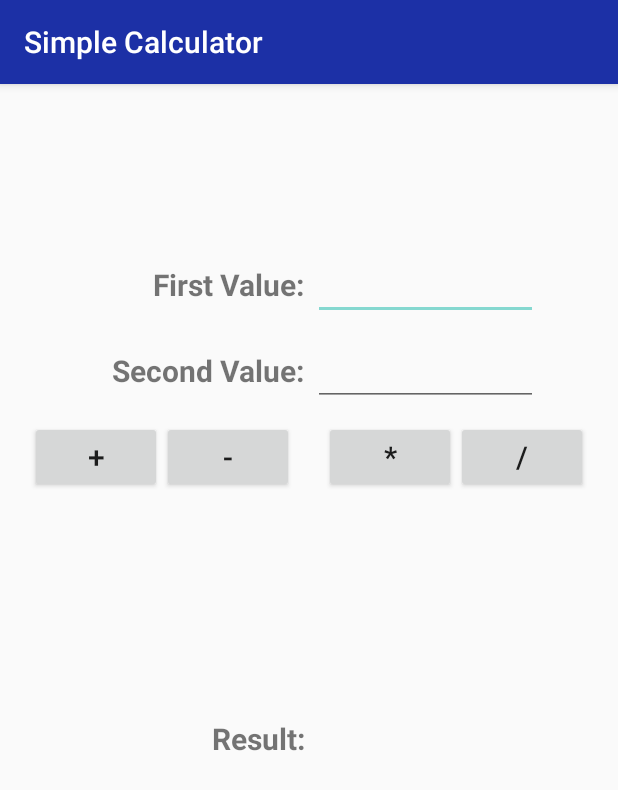
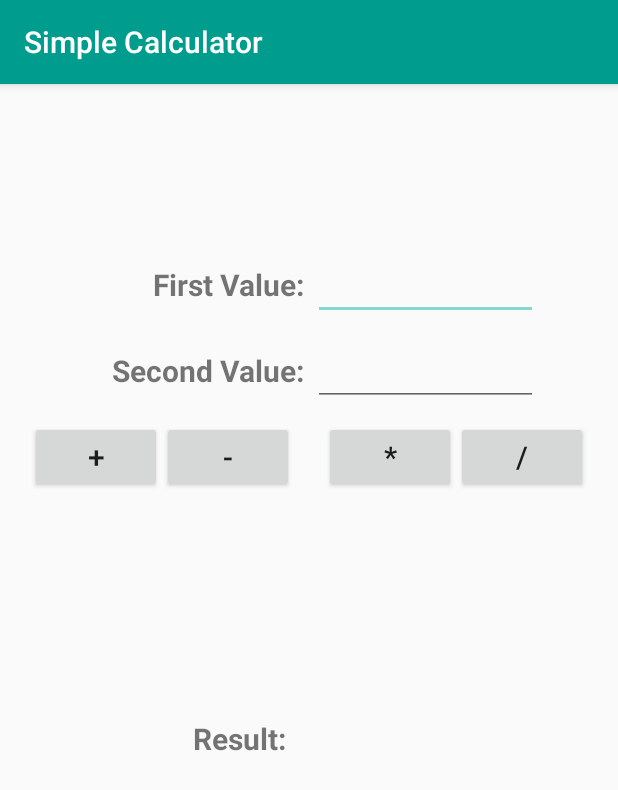
Before and after one commit to lucamps/MyAndroidCalculator, an Android app: the SimpleCalculatorActivity screen opened directly, with no data from a screen before it, on a phone screen of 412 x 824 dp. Shown: the top 790 px of the screen. Run offline under Robolectric (Android 15) with nearby library versions, the phone set to English and light mode, and no system bars.

Commit message:
Appearance changes

```diff
--- a/app/src/main/res/layout/activity_simple_calculator.xml
+++ b/app/src/main/res/layout/activity_simple_calculator.xml
@@ -94,7 +94,8 @@
         android:text="@string/resultText"
         android:textSize="20sp"
         android:textStyle="bold"
-        android:layout_alignEnd="@id/textViewFirstValue"
+        android:layout_alignEnd="@id/buttonSub"
+        android:layout_marginEnd="5dp"
         android:layout_below="@id/buttonAdd"
         android:layout_marginTop="150dp" />
 
@@ -106,6 +107,8 @@
         android:textStyle="bold"
         android:layout_toEndOf="@id/textViewResult"
         android:layout_alignBaseline="@id/textViewResult"
+        android:layout_alignStart="@id/buttonMult"
+        android:layout_centerHorizontal="true"
         android:layout_marginStart="5dp" />
 
 
--- a/app/src/main/res/values/colors.xml
+++ b/app/src/main/res/values/colors.xml
@@ -1,6 +1,6 @@
 <?xml version="1.0" encoding="utf-8"?>
 <resources>
-    <color name="colorPrimary">#1C30A6</color>
-    <color name="colorPrimaryDark">#000F6A</color>
+    <color name="colorPrimary">#009C8D</color>
+    <color name="colorPrimaryDark">#006057</color>
     <color name="colorAccent">#85D8D0</color>
 </resources>
--- a/app/src/main/res/values/ic_launcher_background.xml
+++ b/app/src/main/res/values/ic_launcher_background.xml
@@ -1,4 +1,4 @@
 <?xml version="1.0" encoding="utf-8"?>
 <resources>
-    <color name="ic_launcher_background">#CBCBCB</color>
+    <color name="ic_launcher_background">#EFEFEF</color>
 </resources>
```
